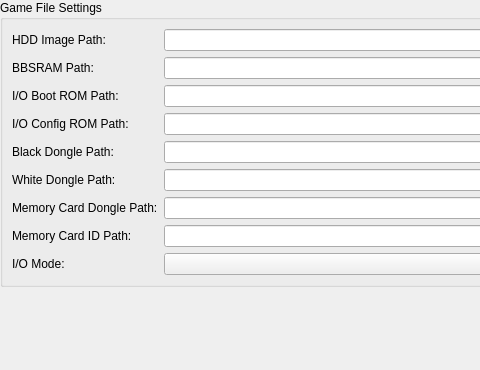
First picture: the form in pcsx2-qt/Settings/Python1SettingsWidget.ui, repository lemondrops/pcsx2-reliquary, before the edit; both pictures show x 0 to 480 and y 0 to 370 of the 692 by 370 pixel window.
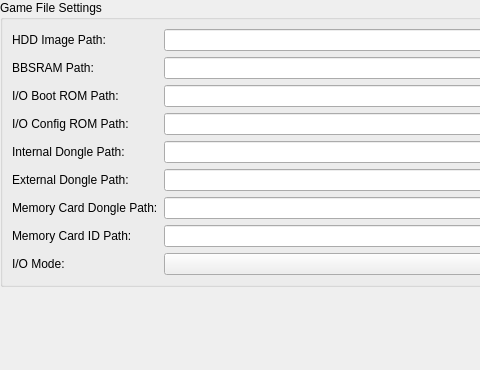
Second picture: the form after the edit.

```diff
--- a/pcsx2-qt/Settings/Python1SettingsWidget.ui
+++ b/pcsx2-qt/Settings/Python1SettingsWidget.ui
@@ -103,7 +103,7 @@
       <item row="4" column="0">
        <widget class="QLabel" name="dongleBlackLabel">
         <property name="text">
-         <string>Black Dongle Path:</string>
+         <string>Internal Dongle Path:</string>
         </property>
        </widget>
       </item>
@@ -120,7 +120,7 @@
       <item row="5" column="0">
        <widget class="QLabel" name="dongleWhiteLabel">
         <property name="text">
-         <string>White Dongle Path:</string>
+         <string>External Dongle Path:</string>
         </property>
        </widget>
       </item>
```
Left out of the diff: 12 changed lines with no effect on the pictures.
